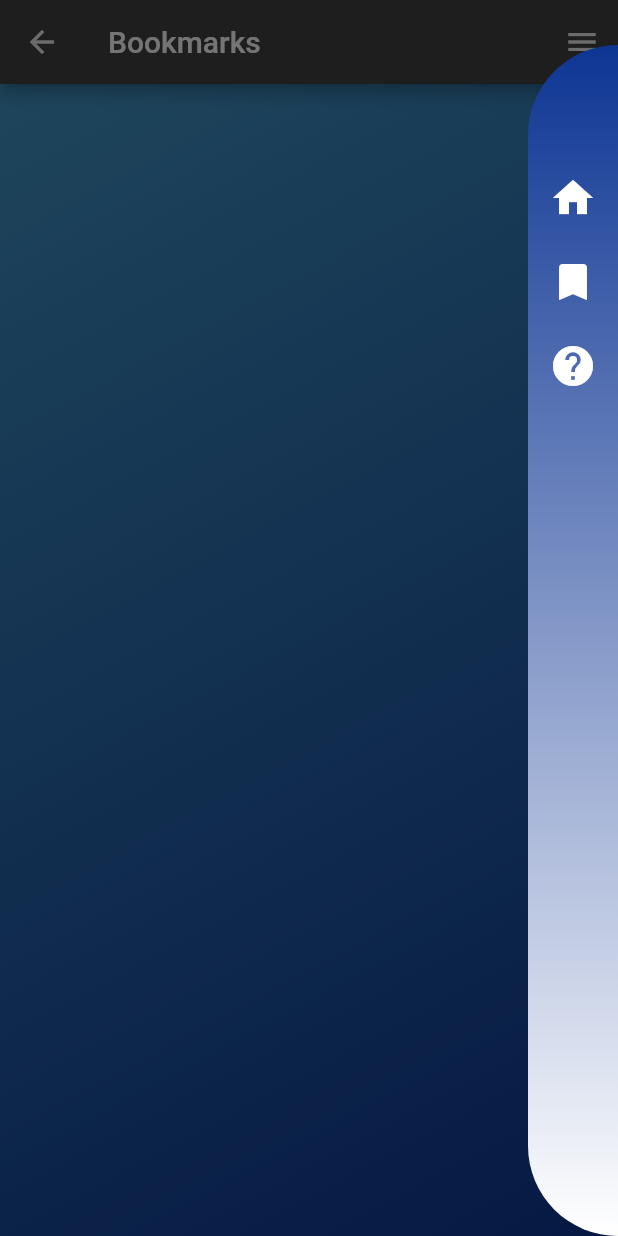
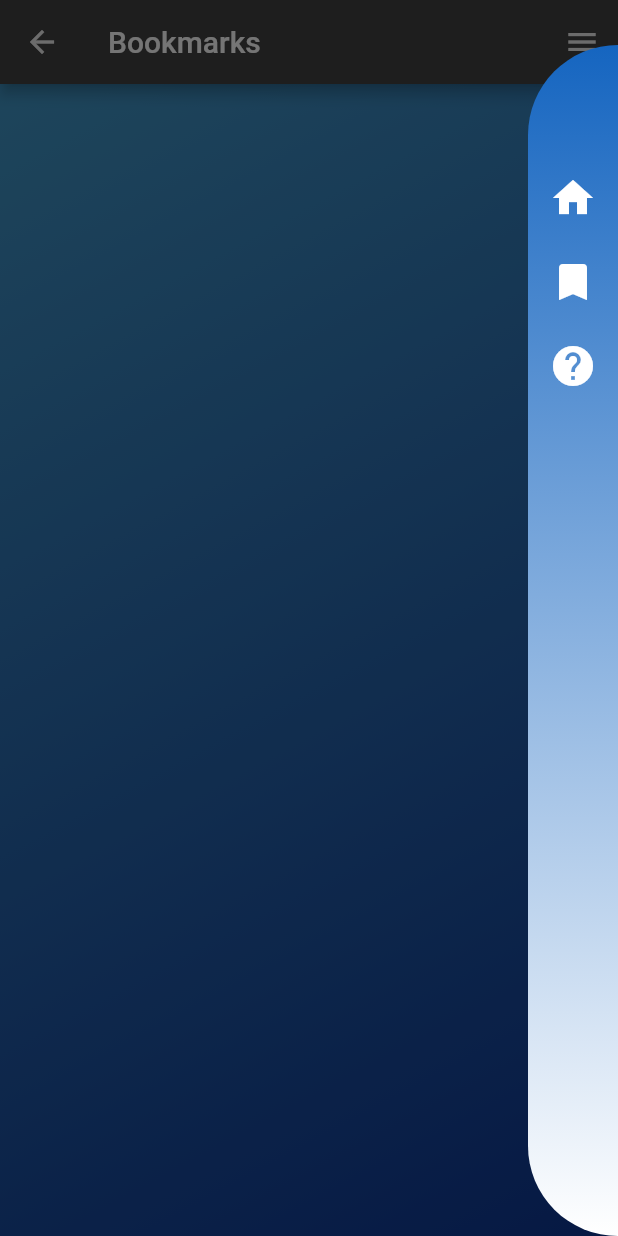
Before and after one commit to mahiznan/weather, a Flutter app: the BookMarkScreen screen opened by its route, with the side drawer open, on a phone screen of 412 x 824 dp. Run offline on Flutter 3.47's test engine with Material 2 defaults, Android fonts, the phone set to English and light mode, and no system bars; our stand-ins replace dio, flutter_svg, sqflite, weather_icons; accounts and stored records are empty; network calls fail.

```diff
--- a/lib/main.dart
+++ b/lib/main.dart
@@ -14,8 +14,9 @@ void main() {
         ),
         Provider(
           create: (_) => ApiService(),
-        ),Provider(
-          create: (_)=>DatabaseHelper.instance,
+        ),
+        Provider(
+          create: (_) => DatabaseHelper.instance,
         )
       ],
       child: WeatherApp(),
--- a/lib/ui/menu/app_menu_drawer.dart
+++ b/lib/ui/menu/app_menu_drawer.dart
@@ -15,10 +15,7 @@ class AppMenuDrawer extends StatelessWidget {
         decoration: BoxDecoration(
           borderRadius: BorderRadius.horizontal(left: Radius.circular(70)),
           gradient: LinearGradient(
-            colors: [
-              Color.fromRGBO(13, 53, 147, 1),
-              Colors.white,
-            ],
+            colors: [Colors.blue[800], Colors.white],
             begin: Alignment.topCenter,
             end: Alignment.bottomCenter,
           ),
--- a/lib/ui/screens/home_screen.dart
+++ b/lib/ui/screens/home_screen.dart
@@ -59,8 +59,6 @@ class HomeScreen extends StatelessWidget {
                 : Column(
                     mainAxisAlignment: MainAxisAlignment.spaceEvenly,
                     children: [
-                        SizedBox(
-                            height: MediaQuery.of(context).size.height * .1),
                         CustomBorder(
                           child: WeatherDetail(activeWeather, weather.title),
                         ),
```
Also changed, not shown: lib/ui/widgets/weather_widget.dart (+7 -7 lines).
